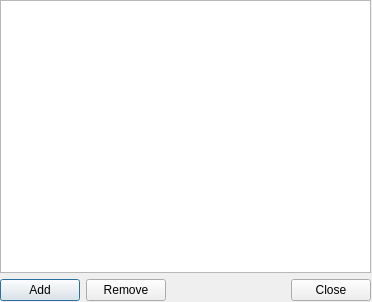
Old version of the form ui/ignore.ui in the repository gitter-badger/simplechatclient.
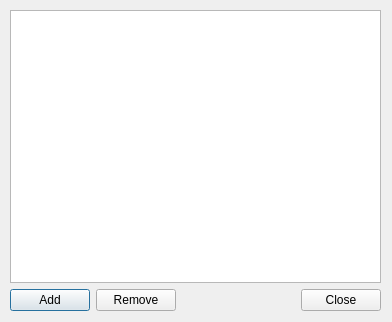
New version of the form. Icons and pictures are not drawn.

```diff
--- a/ui/ignore.ui
+++ b/ui/ignore.ui
@@ -6,20 +6,20 @@
    <rect>
     <x>0</x>
     <y>0</y>
-    <width>372</width>
-    <height>302</height>
+    <width>392</width>
+    <height>322</height>
    </rect>
   </property>
   <property name="minimumSize">
    <size>
-    <width>372</width>
-    <height>302</height>
+    <width>392</width>
+    <height>322</height>
    </size>
   </property>
   <property name="maximumSize">
    <size>
-    <width>372</width>
-    <height>302</height>
+    <width>392</width>
+    <height>322</height>
    </size>
   </property>
   <property name="windowTitle">
@@ -32,8 +32,8 @@
   <widget class="QWidget" name="verticalLayoutWidget">
    <property name="geometry">
     <rect>
-     <x>0</x>
-     <y>0</y>
+     <x>10</x>
+     <y>10</y>
      <width>371</width>
      <height>301</height>
     </rect>
```
